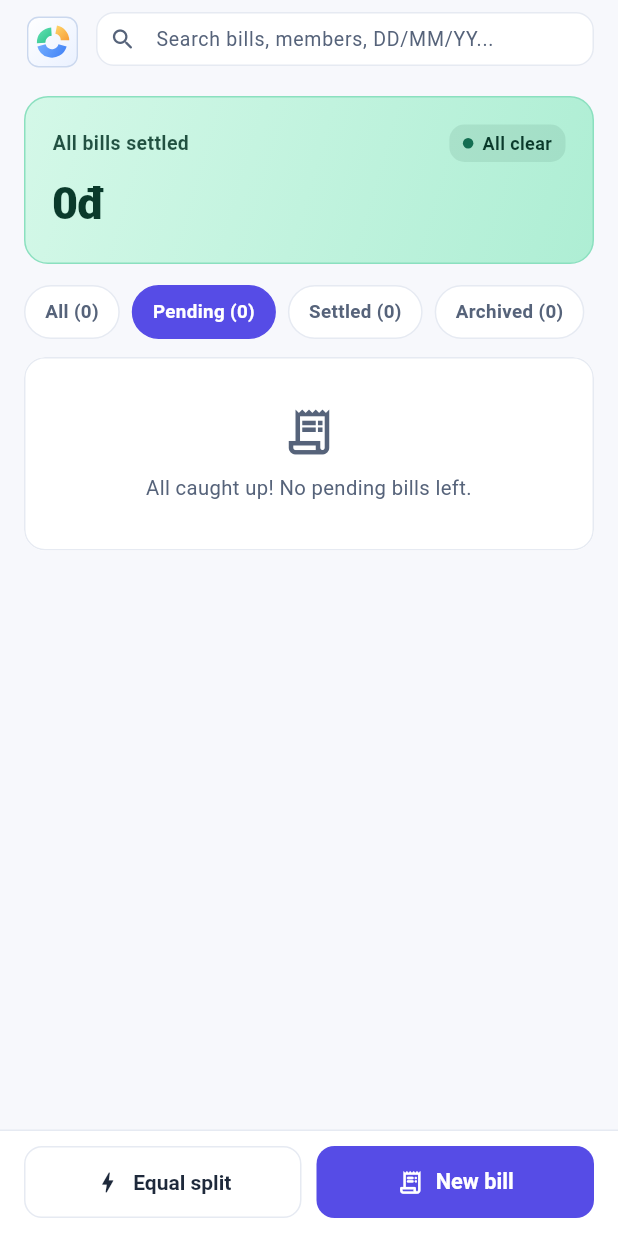
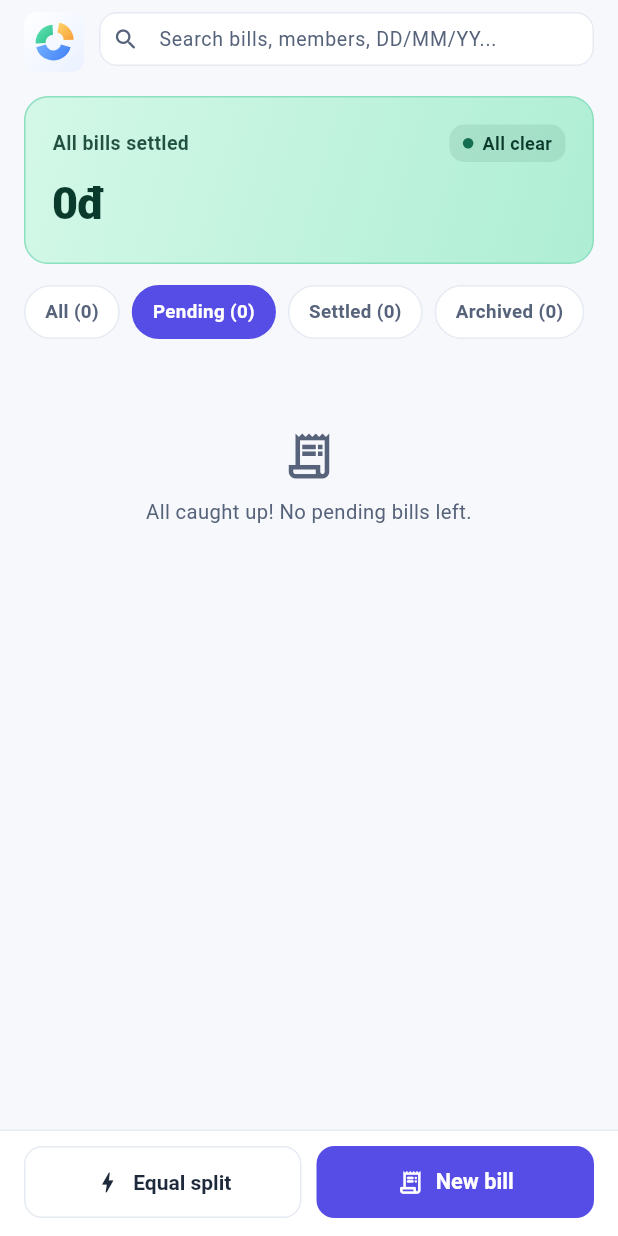
Before and after one commit to minhntothex/mam, a Flutter app: the screen it shows after launch, after a tap on "Pending (0)", on a phone screen of 412 x 824 dp. Run offline on Flutter 3.47's test engine with Material 3 defaults, Android fonts, the phone set to English and light mode, and no system bars; our stand-ins replace image_picker, material_ui, qr_flutter, share_plus, shared_preferences, supabase_flutter; accounts and stored records are empty.

Commit message:
style(ui): shorten export label, borderless 40px logo & frameless empty state

```diff
--- a/app/lib/l10n/mam_strings.dart
+++ b/app/lib/l10n/mam_strings.dart
@@ -250,7 +250,7 @@ class MamStrings {
   String get markPaid => t('Mark paid', 'Tick đã trả');
   String get personQrBtn => t('VietQR', 'VietQR riêng');
   String get exportSummaryBtn =>
-      t('Export Summary Receipt (PNG)', 'Xuất Receipt Card tổng (PNG)');
+      t('Export Summary Receipt', 'Xuất Receipt Card tổng');
   String get pickBankTitle =>
       t('Choose receiving bank', 'Chọn tài khoản nhận tiền');
   String get receiptPreviewTitle =>
--- a/app/lib/screens/home_screen.dart
+++ b/app/lib/screens/home_screen.dart
@@ -110,10 +110,7 @@ class _HomeScreenState extends State<HomeScreen> {
                     child: InkWell(
                       borderRadius: BorderRadius.circular(10),
                       onTap: () => Scaffold.of(ctx).openDrawer(),
-                      child: const Padding(
-                        padding: EdgeInsets.all(2),
-                        child: MamLogoMark(size: 34),
-                      ),
+                      child: const MamLogoMark(size: 40),
                     ),
                   ),
                 ),
@@ -1072,10 +1069,11 @@ class _EmptyBillsCard extends StatelessWidget {
             _HomeFilter.settled => s.emptySettled,
             _HomeFilter.archived => s.emptyArchived,
           };
-    return Card(
-      child: Padding(
-        padding: const EdgeInsets.symmetric(horizontal: 20, vertical: 32),
+    return Padding(
+      padding: const EdgeInsets.symmetric(horizontal: 24, vertical: 48),
+      child: Center(
         child: Column(
+          mainAxisSize: MainAxisSize.min,
           children: [
             Icon(
               isSearch
--- a/app/lib/widgets/mam_logo.dart
+++ b/app/lib/widgets/mam_logo.dart
@@ -5,7 +5,7 @@ import 'package:material_ui/material_ui.dart';
 /// Vector brand mark for Mâm (Tri-Pastel Share): three rich pastel slices —
 /// sky periwinkle, fresh mint, and a detached honey-butter fair-share wedge —
 /// arranged as a shared round dining tray ("mâm") inside a clean flat
-/// cloud-white tile with crisp border.
+/// borderless cloud-white tile.
 ///
 /// Mirrors `assets/brand/mam-logo.svg` in a normalized 1024×1024 coordinate
 /// space so the AppBar mark, exported PNG Receipt Cards, and platform icons
@@ -47,7 +47,7 @@ class _MamLogoPainter extends CustomPainter {
     canvas.scale(scale);
 
     if (showTile) {
-      const tileRect = Rect.fromLTWH(14, 14, 996, 996);
+      const tileRect = Rect.fromLTWH(0, 0, 1024, 1024);
       final tileRRect = RRect.fromRectAndRadius(
         tileRect,
         const Radius.circular(220),
@@ -60,13 +60,6 @@ class _MamLogoPainter extends CustomPainter {
           colors: [Color(0xFFFFFFFF), Color(0xFFEAF1FF)],
         ).createShader(tileRect);
       canvas.drawRRect(tileRRect, tilePaint);
-
-      final borderPaint = Paint()
-        ..isAntiAlias = true
-        ..style = PaintingStyle.stroke
-        ..strokeWidth = 28
-        ..color = const Color(0xFFCBD8EE);
-      canvas.drawRRect(tileRRect, borderPaint);
     }
 
     // Bottom-left Sky Periwinkle slice (15° -> 165°).
```
Also changed, not shown: assets/brand/mam-logo.svg, 2 other files.
